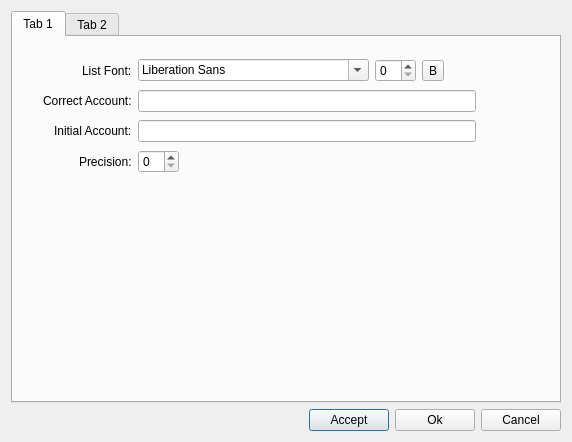
This is settings.ui in sergey196510/mycash as Qt 5 draws it before an edit. The edited form follows.
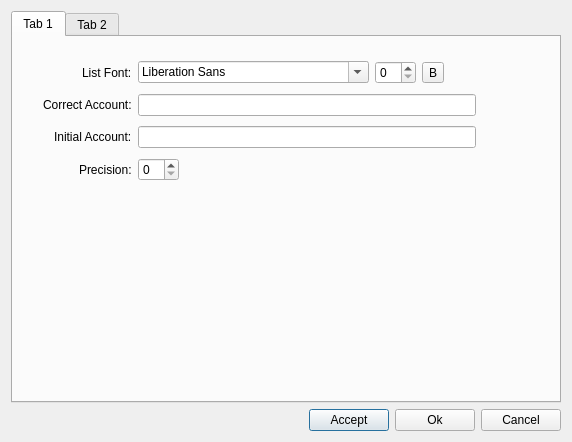
This is the edited form. Custom widgets are drawn as their Qt base class.

Patch:
```diff
--- a/settings.ui
+++ b/settings.ui
@@ -26,7 +26,7 @@
          <x>30</x>
          <y>20</y>
          <width>433</width>
-         <height>121</height>
+         <height>130</height>
         </rect>
        </property>
        <layout class="QGridLayout" name="gridLayout">
```
